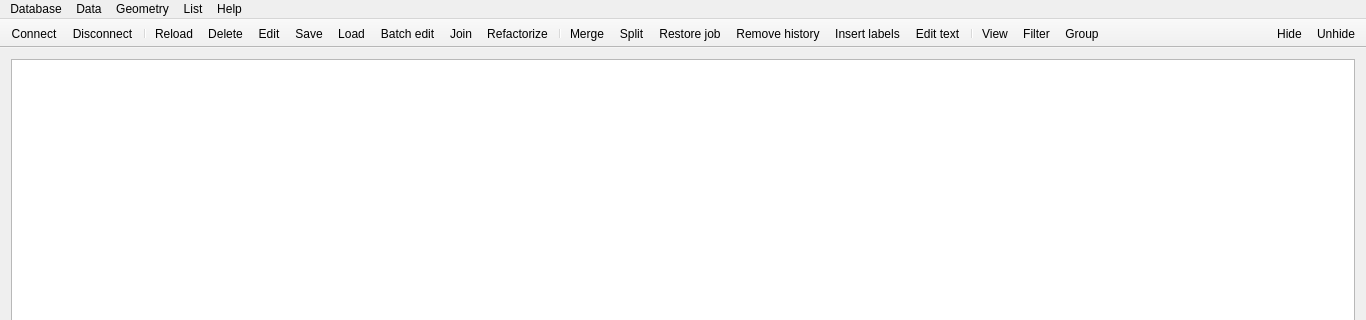
Before: the Qt Designer form mainwindow.ui in Kuszki/EW-Database, drawn with Qt 5; both pictures show x 0 to 1366 and y 0 to 320 of the 1366 by 768 pixel window.
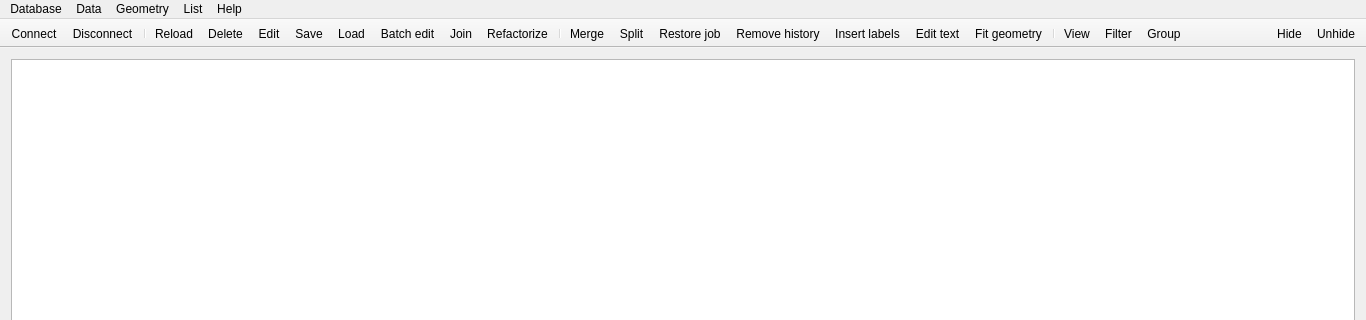
After: the same form once the commit is applied. Icons and pictures are not drawn.

What changed in the file:
```diff
--- a/mainwindow.ui
+++ b/mainwindow.ui
@@ -167,6 +167,7 @@
    <addaction name="actionHistory"/>
    <addaction name="actionLabel"/>
    <addaction name="actionText"/>
+   <addaction name="actionFit"/>
    <addaction name="separator"/>
    <addaction name="actionView"/>
    <addaction name="actionFilter"/>
@@ -478,6 +479,14 @@
     <string>Show singleton fields</string>
    </property>
   </action>
+  <action name="actionFit">
+   <property name="text">
+    <string>Fit geometry</string>
+   </property>
+   <property name="shortcut">
+    <string>Ctrl+U</string>
+   </property>
+  </action>
  </widget>
  <layoutdefault spacing="6" margin="11"/>
  <resources/>
```
Left out of the diff: 2 changed lines with no effect on the pictures.
